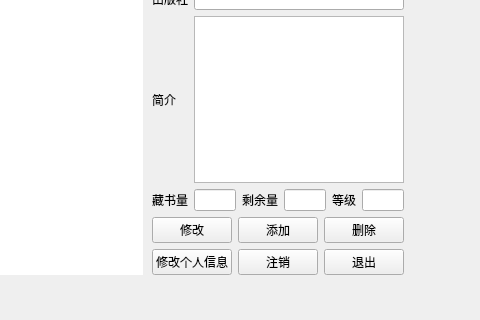
First picture: the form in book_information.ui, repository lwher/Library-System, before the edit; both pictures show x 798 to 1278 and y 436 to 756 of the 1278 by 897 pixel window.
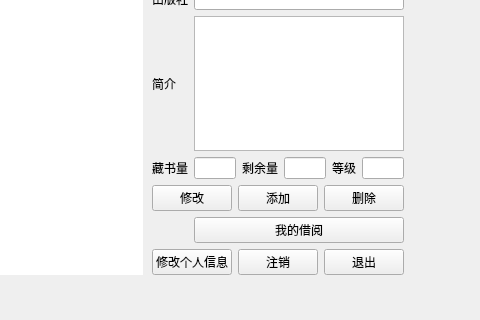
Second picture: the form after the edit. Icons and pictures are not drawn.

Patch:
```diff
--- a/book_information.ui
+++ b/book_information.ui
@@ -267,6 +267,13 @@
        </property>
       </widget>
      </item>
+     <item row="18" column="1">
+      <widget class="QPushButton" name="borrow_but">
+       <property name="text">
+        <string>我的借阅</string>
+       </property>
+      </widget>
+     </item>
     </layout>
    </widget>
    <widget class="QTableWidget" name="book_table">
```
